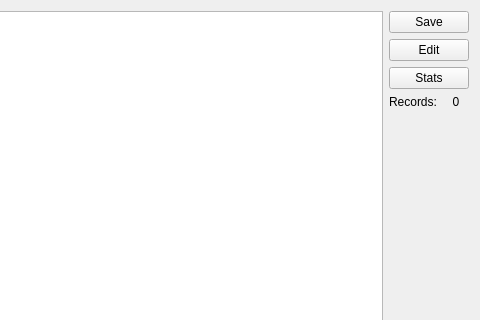
Qt form accounting_sql/mainwindow.ui (streamx3/ltr-acc) before a commit; both pictures show x 182 to 662 and y 0 to 320 of the 662 by 451 pixel window.
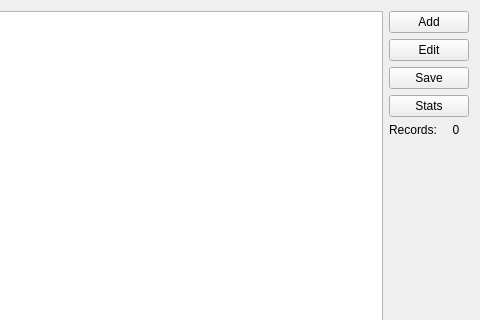
The same form after that commit. Icons and pictures are not drawn.

Diff of the .ui file:
```diff
--- a/accounting_sql/mainwindow.ui
+++ b/accounting_sql/mainwindow.ui
@@ -57,9 +57,9 @@
     <item>
      <layout class="QVBoxLayout" name="verticalLayout">
       <item>
-       <widget class="QPushButton" name="pushButton_save">
+       <widget class="QPushButton" name="pushButton_add">
         <property name="text">
-         <string>Save</string>
+         <string>Add</string>
         </property>
        </widget>
       </item>
@@ -70,6 +70,13 @@
         </property>
        </widget>
       </item>
+      <item>
+       <widget class="QPushButton" name="pushButton_save">
+        <property name="text">
+         <string>Save</string>
+        </property>
+       </widget>
+      </item>
       <item>
        <widget class="QPushButton" name="pushButton_stats">
         <property name="text">
```
